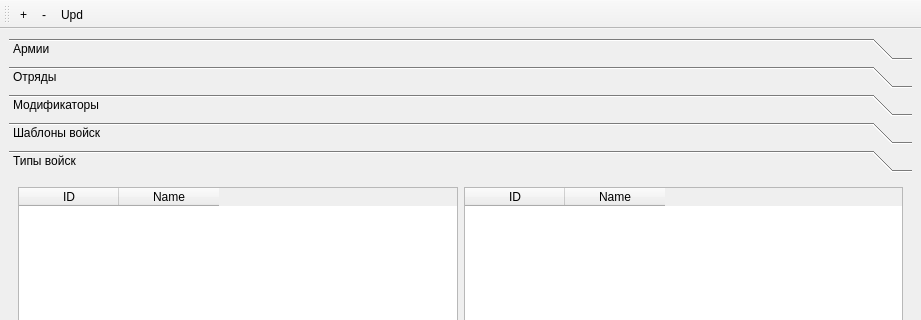
The window that interface/interface.ui (llan0war/ArmyBuilder) describes before a commit, drawn with Qt 5; both pictures show x 0 to 921 and y 0 to 320 of the 921 by 500 pixel window.
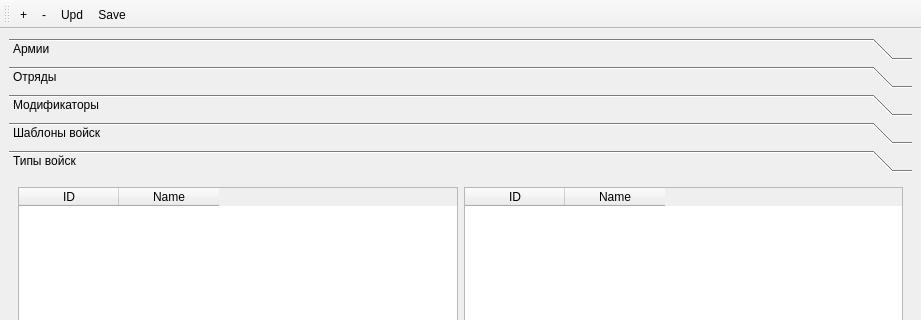
The same window after the commit. The open tabs and pages were chosen to show the change.

```diff
--- a/interface/interface.ui
+++ b/interface/interface.ui
@@ -449,6 +449,7 @@
    <addaction name="addaction"/>
    <addaction name="removeaction"/>
    <addaction name="updateaction"/>
+   <addaction name="saveaction"/>
   </widget>
   <action name="addaction">
    <property name="text">
@@ -474,6 +475,11 @@
     <string>Update data</string>
    </property>
   </action>
+  <action name="saveaction">
+   <property name="text">
+    <string>Save</string>
+   </property>
+  </action>
  </widget>
  <resources/>
  <connections/>
```
Left out of the diff: 22 changed lines with no effect on the pictures.
